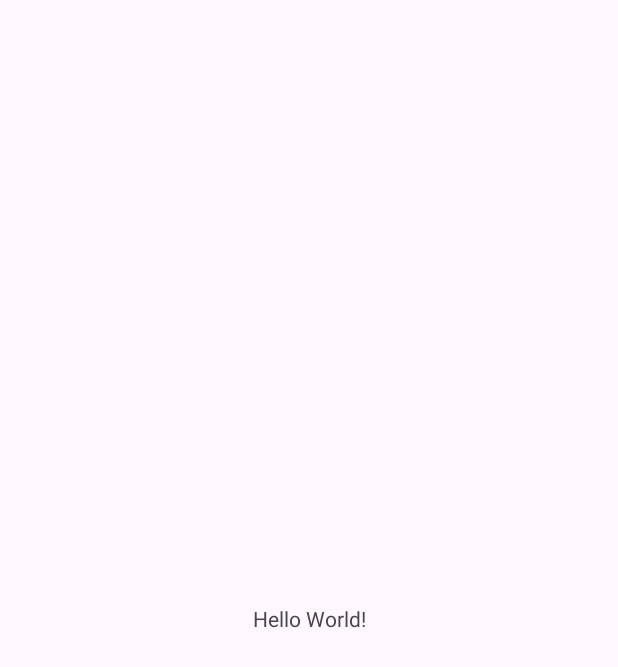
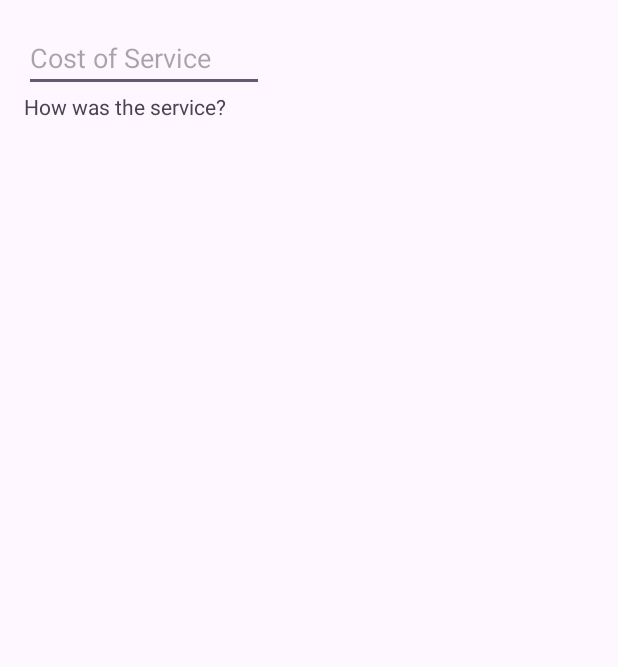
Before and after one commit to ImmortalAmxx/Tip-Time, an Android app: the screen it shows after launch (MainActivity), on a phone screen of 412 x 824 dp. Before the commit the part shown is almost empty. Shown: the top 667 px of the screen. Run offline under Robolectric (Android 15) with nearby library versions, the phone set to English and light mode, and no system bars.

Commit message:
Step 2 - Create the layout.

```diff
--- a/app/src/main/AndroidManifest.xml
+++ b/app/src/main/AndroidManifest.xml
@@ -1,6 +1,6 @@
 <?xml version="1.0" encoding="utf-8"?>
 <manifest xmlns:android="http://schemas.android.com/apk/res/android"
-    xmlns:tools="http://schemas.android.com/tools">
+    xmlns:tools="http://schemas.android.com/tools" >
 
     <application
         android:allowBackup="true"
@@ -11,10 +11,10 @@
         android:roundIcon="@mipmap/ic_launcher_round"
         android:supportsRtl="true"
         android:theme="@style/Theme.TipTime"
-        tools:targetApi="31">
+        tools:targetApi="31" >
         <activity
             android:name=".MainActivity"
-            android:exported="true">
+            android:exported="true" >
             <intent-filter>
                 <action android:name="android.intent.action.MAIN" />
 
--- a/app/src/main/res/layout/activity_main.xml
+++ b/app/src/main/res/layout/activity_main.xml
@@ -1,18 +1,29 @@
 <?xml version="1.0" encoding="utf-8"?>
-<androidx.constraintlayout.widget.ConstraintLayout xmlns:android="http://schemas.android.com/apk/res/android"
+<androidx.constraintlayout.widget.ConstraintLayout
+    xmlns:android="http://schemas.android.com/apk/res/android"
     xmlns:app="http://schemas.android.com/apk/res-auto"
     xmlns:tools="http://schemas.android.com/tools"
     android:layout_width="match_parent"
     android:layout_height="match_parent"
+    android:padding="16dp"
     tools:context=".MainActivity">
 
-    <TextView
-        android:layout_width="wrap_content"
+    <EditText
+        android:id="@+id/cost_of_service"
+        android:layout_width="160dp"
         android:layout_height="wrap_content"
-        android:text="Hello World!"
-        app:layout_constraintBottom_toBottomOf="parent"
-        app:layout_constraintEnd_toEndOf="parent"
+        android:inputType="numberDecimal"
+        android:hint="Cost of Service"
         app:layout_constraintStart_toStartOf="parent"
         app:layout_constraintTop_toTopOf="parent" />
 
+    <TextView
+        android:id="@+id/service_question"
+        android:layout_width="wrap_content"
+        android:layout_height="wrap_content"
+        android:text="How was the service?"
+        tools:ignore="MissingConstraints"
+        app:layout_constraintStart_toStartOf="parent"
+        app:layout_constraintTop_toBottomOf="@id/cost_of_service" />
+
 </androidx.constraintlayout.widget.ConstraintLayout>
```
